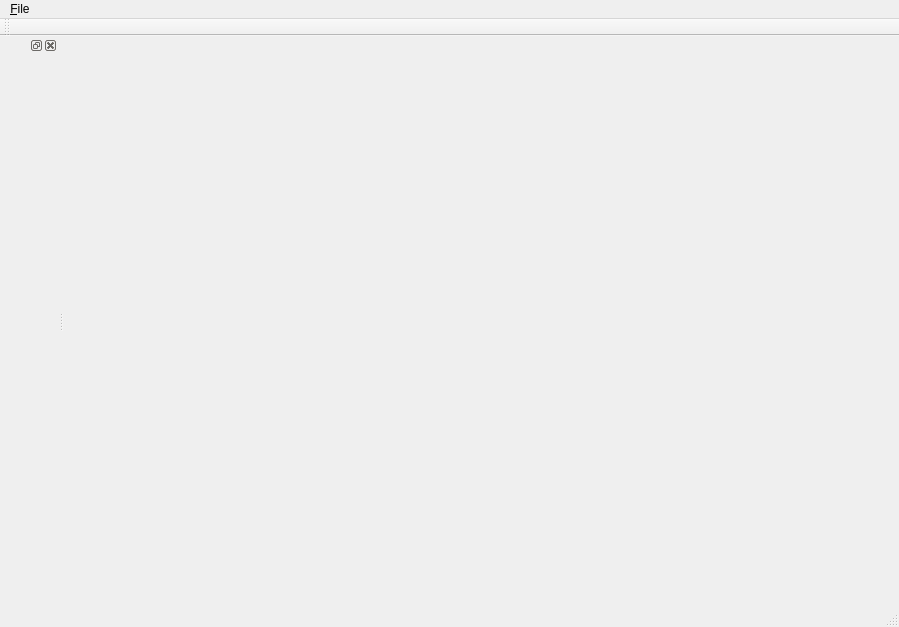
aakrosh/marva, file main_window.ui: the form before one commit.
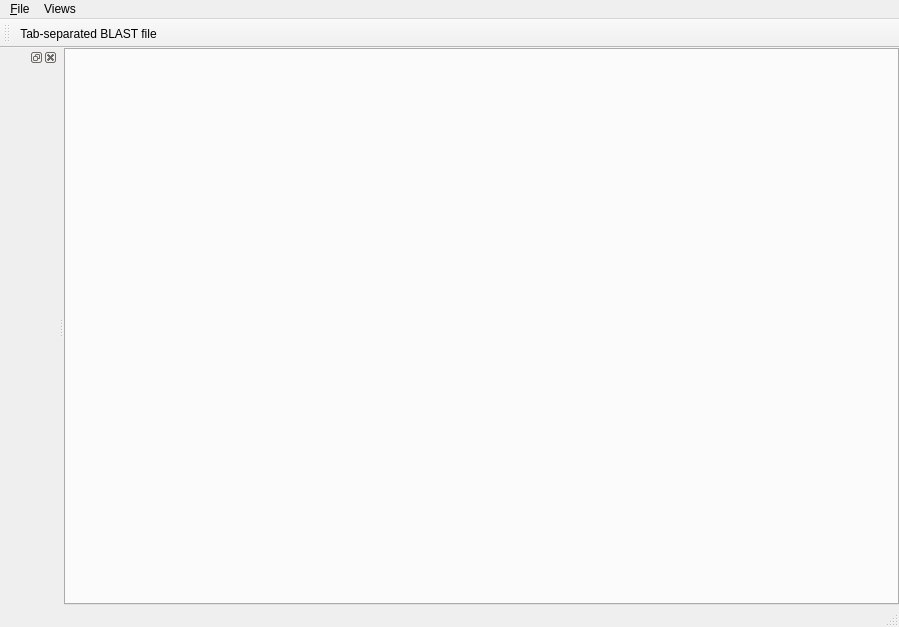
The form after the commit.

Patch:
```diff
--- a/main_window.ui
+++ b/main_window.ui
@@ -30,6 +30,25 @@
     <property name="bottomMargin">
      <number>0</number>
     </property>
+    <item>
+     <widget class="QTabWidget" name="tabWidget">
+      <property name="tabPosition">
+       <enum>QTabWidget::North</enum>
+      </property>
+      <property name="currentIndex">
+       <number>-1</number>
+      </property>
+      <property name="elideMode">
+       <enum>Qt::ElideRight</enum>
+      </property>
+      <property name="tabsClosable">
+       <bool>true</bool>
+      </property>
+      <property name="movable">
+       <bool>true</bool>
+      </property>
+     </widget>
+    </item>
    </layout>
   </widget>
   <widget class="QMenuBar" name="menubar">
@@ -56,7 +75,14 @@
     <addaction name="separator"/>
     <addaction name="actionQuit"/>
    </widget>
+   <widget class="QMenu" name="menuViews">
+    <property name="title">
+     <string>Views</string>
+    </property>
+    <addaction name="actionTaxonomyTree"/>
+   </widget>
    <addaction name="menuFile"/>
+   <addaction name="menuViews"/>
   </widget>
   <widget class="QStatusBar" name="statusbar"/>
   <widget class="QToolBar" name="toolBar">
@@ -69,6 +95,7 @@
    <attribute name="toolBarBreak">
     <bool>false</bool>
    </attribute>
+   <addaction name="action_Tab_separated_BLAST_file"/>
   </widget>
   <widget class="QDockWidget" name="taxListDockWidget">
    <attribute name="dockWidgetArea">
```
Left out of the diff: 8 changed lines with no effect on the pictures.
